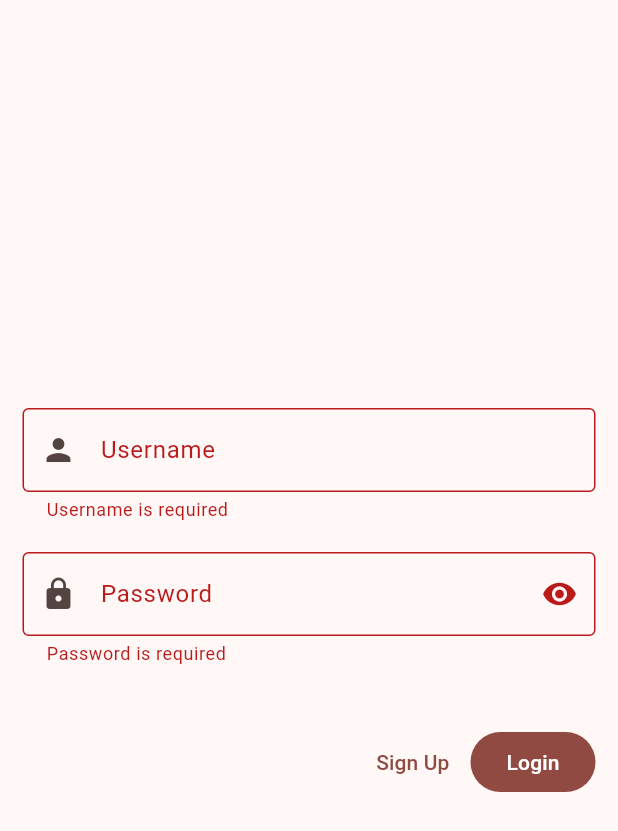
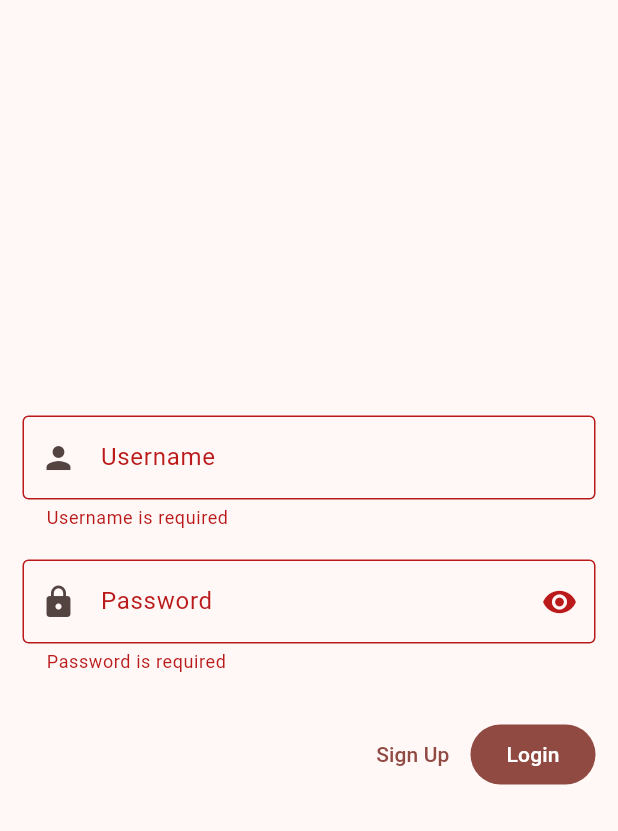
Before and after one commit to liamdugg/DADM_Primer_Parcial, a Flutter app: the LoginScreen screen opened by its route, after a tap on "Login", on a phone screen of 412 x 824 dp. Shown: the top 831 px of the screen. Run offline on Flutter 3.47's test engine with Material 3 defaults, Android fonts, the phone set to English and light mode, and no system bars; our stand-ins replace flutter_riverpod, go_router; network calls fail.

```diff
--- a/lib/core/router/app_router.dart
+++ b/lib/core/router/app_router.dart
@@ -14,7 +14,7 @@ final appRouter = GoRouter(
   routes: [
     GoRoute(
       path: '/login',
-      builder:(context, state) => const LoginScreen(),
+      builder:(context, state) => LoginScreen(),
     ),
 
     GoRoute(
--- a/lib/domain/user.dart
+++ b/lib/domain/user.dart
@@ -1,17 +1,29 @@
 class User {
+  String username;
+  String password;
   String email;
-  String password;
+  String phone;
+  String city;
+  String country;
 
   User({
+    required this.username,
+    required this.password,
     required this.email,
-    required this.password,
+    required this.phone,
+    required this.city,
+    required this.country,
   });
 }
 
-List<User> userList = [
-    User(email: 'liam' , password: 'liam1'),
-    User(email: 'liam2', password: 'liam2'),
-    User(email: 'liam3', password: 'liam3'),
-    User(email: 'liam4', password: 'liam4'),
-    User(email: 'liam5', password: 'liam5'),
-];
+final List<User> userList = List.generate(10, (index) {
+  final i = index + 1; // Start from 1
+  return User(
+    username: 'liam$i',
+    password: 'contraseña', // Same password
+    email   : 'liam$i@gmail.com',
+    phone   : '15-6264-5759}',
+    city    : 'City$i',
+    country : 'Country$i',
+  );
+});
--- /dev/null
+++ b/lib/presentation/providers/form_field_provider.dart
@@ -0,0 +1,3 @@
+import 'package:flutter_riverpod/flutter_riverpod.dart';
+
+final StateProvider<bool> formFieldProvider = StateProvider <bool>((ref) => true);
--- a/lib/presentation/screens/login_screen.dart
+++ b/lib/presentation/screens/login_screen.dart
@@ -1,22 +1,19 @@
 import 'package:flutter/material.dart';
+import 'package:flutter_riverpod/flutter_riverpod.dart';
 import 'package:go_router/go_router.dart';
 import 'package:primer_parcial/domain/user.dart';
+import 'package:primer_parcial/presentation/providers/form_field_provider.dart';
+import 'package:primer_parcial/presentation/providers/user_provider.dart';
 
-class LoginScreen extends StatefulWidget {
-  const LoginScreen({super.key});
-
-  @override
-  State<LoginScreen> createState() => _LoginScreenState();
-}
-
-class _LoginScreenState extends State<LoginScreen> {
+class LoginScreen extends ConsumerWidget {
+  LoginScreen({super.key});
 
   final loginFormKey = GlobalKey<FormState>();
   final TextEditingController userController = TextEditingController();
   final TextEditingController passController = TextEditingController();
 
   @override
-  Widget build(BuildContext context) {
+  Widget build(BuildContext context, WidgetRef ref) {
     return Scaffold(
       body: Form(
         key: loginFormKey,
@@ -41,7 +38,7 @@ class _LoginScreenState extends State<LoginScreen> {
               isPassword: true,
             ),
 
-            const SizedBox(height: 20),
+            const SizedBox(height: 10),
 
             Padding(
               padding: const EdgeInsets.symmetric(horizontal: 15.0, vertical: 20.0),
@@ -56,7 +53,7 @@ class _LoginScreenState extends State<LoginScreen> {
                   Padding(padding: const EdgeInsets.symmetric(horizontal: 1)),
 
                   FilledButton(
-                    onPressed: onLoginButtonPressed,
+                    onPressed: () => onLoginButtonPressed(context, ref),
                     child: const Text('Login'),
                   ),
               ],),
@@ -71,6 +68,7 @@ class _LoginScreenState extends State<LoginScreen> {
     if (value == null || value.isEmpty) {
       return 'Username is required';
     }
+
     else if (value.isNotEmpty && value.length > 3) {
       return null;
     }
@@ -88,16 +86,17 @@ class _LoginScreenState extends State<LoginScreen> {
     return 'Invalid password';
   }
 
-  void onLoginButtonPressed() {
+  void onLoginButtonPressed(BuildContext context, WidgetRef ref) {
 
     if(loginFormKey.currentState!.validate()){
       final user = userList.firstWhere(
-        (user) => (user.email == userController.text) && (user.password == passController.text),
-        orElse: () => User(email:'', password:''),
+        (user) => (user.username == userController.text) && (user.password == passController.text),
+        orElse: () => User(username:'', password:'', email:'', phone:'', city:'', country:''),
       );
 
-      if (user.email.isNotEmpty && user.password.isNotEmpty){
-        context.go('/home/${user.email}');
+      if (user.username.isNotEmpty && user.password.isNotEmpty){
+        ref.read(loggedUserProvider.notifier).setUser(user.username, user.password);
+        context.go('/home/${user.username}');
       }
 
       else {
@@ -109,6 +108,52 @@ class _LoginScreenState extends State<LoginScreen> {
   }
 }
 
+class _CustomFormField extends ConsumerWidget {
+
+  final bool isPassword;
+  final String labelText;
+  final String? Function(String?) validator;
+  final TextEditingController controller;
+  final Icon icon;
+
+  const _CustomFormField({
+    required this.labelText,
+    required this.validator,
+    required this.controller,
+    required this.icon,
+    this.isPassword = false,
+  });
+
+  @override
+  Widget build(BuildContext context, WidgetRef ref) {
+
+    final bool toggle = ref.watch(formFieldProvider);
+
+    return Padding(
+      padding: const EdgeInsets.symmetric(horizontal: 15.0),
+      child  : TextFormField(
+        controller  : controller,
+        validator   : validator,
+        obscureText : isPassword ? toggle : false,
+
+        decoration: InputDecoration(
+          labelText  : labelText,
+          hintText   : labelText,
+          border     : OutlineInputBorder(),
+          prefixIcon : icon,
+          suffixIcon : isPassword
+            ? IconButton(
+              icon: toggle ? Icon(Icons.visibility) : Icon(Icons.visibility_off),
+              onPressed: () => ref.read(formFieldProvider.notifier).state = !toggle,
+            )
+            : null,
+        ),
+      ),
+    );
+  }
+}
+
+/*
 class _CustomFormField extends StatefulWidget {
 
   final bool isPassword;
@@ -138,8 +183,8 @@ class _CustomFormFieldState extends State<_CustomFormField> {
     return Padding(
       padding: const EdgeInsets.symmetric(horizontal: 15.0),
       child: TextFormField(
-        controller: widget.controller,
-        validator : widget.validator,
+        controller : widget.controller,
+        validator  : widget.validator,
         obscureText: widget.isPassword ? toggle : false,
 
         decoration: InputDecoration(
@@ -158,3 +203,4 @@ class _CustomFormFieldState extends State<_CustomFormField> {
     );
   }
 }
+*/
```
Also changed, not shown: lib/presentation/providers/user_provider.dart (added, +20 -0 lines), lib/presentation/screens/add_album_screen.dart (+5 -3 lines), lib/presentation/screens/details_screen.dart (+5 -3 lines), lib/presentation/screens/edit_screen.dart (+5 -4 lines), lib/presentation/screens/home_screen.dart (+5 -3 lines), lib/presentation/screens/profile_screen.dart (+5 -3 lines), lib/presentation/screens/settings_screen.dart (+4 -3 lines).
